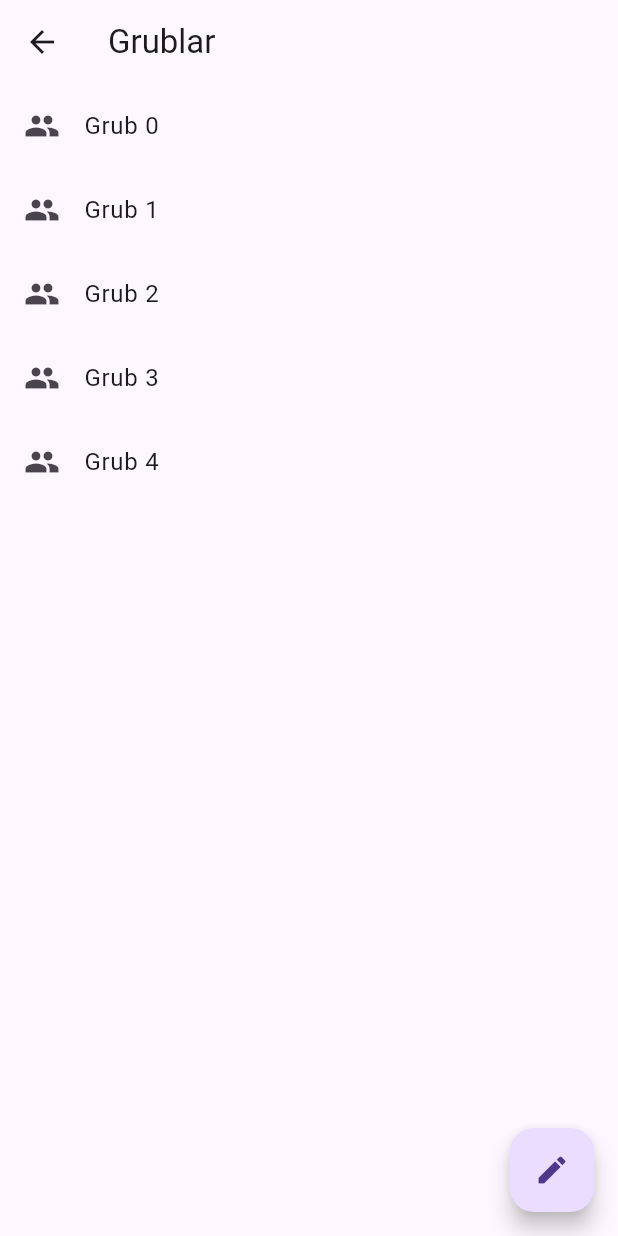
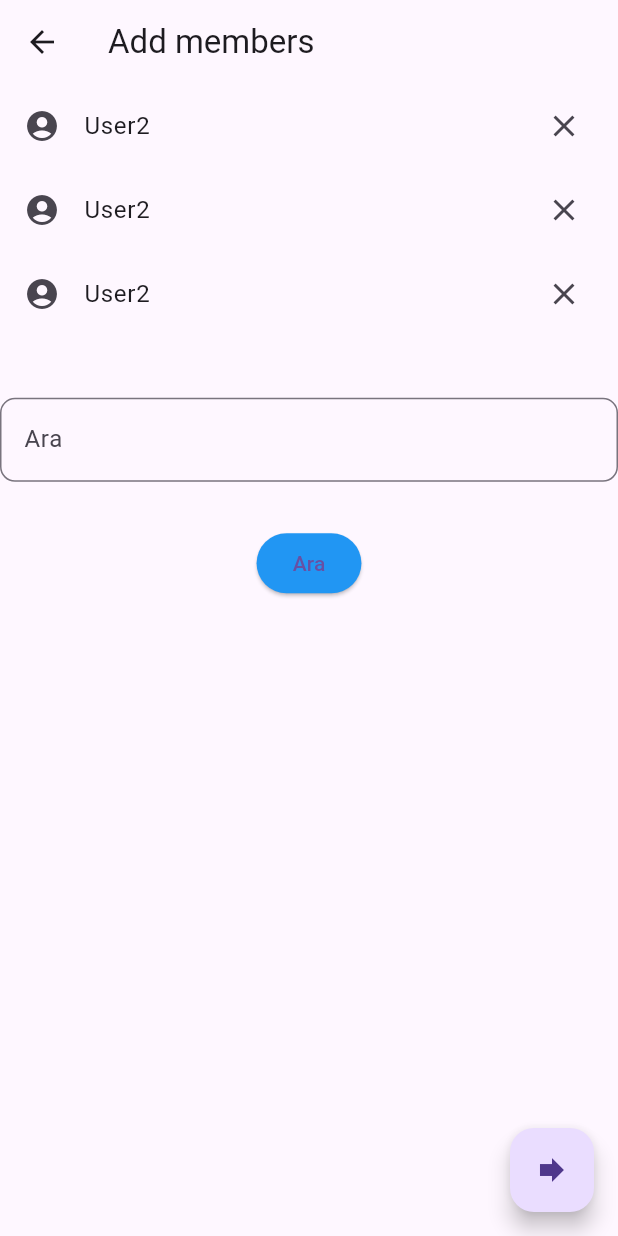
Before and after one commit to an90ass/IM, a Flutter app: the GrubSohbetAna screen opened directly, after a tap on the "create" icon, on a phone screen of 412 x 824 dp. Run offline on Flutter 3.47's test engine with Material 3 defaults, Android fonts, the light colour scheme and no system bars; our stand-ins replace cloud_firestore, firebase_auth, firebase_core; accounts and stored records are empty.

Commit message:
group detaylari ve gruplar olusturma ve uyle ekleme
grupa members ekleme ve grup detaylari tasarimi

```diff
--- a/swift_chat/lib/GrupSohbetAna.dart
+++ b/swift_chat/lib/GrupSohbetAna.dart
@@ -2,6 +2,7 @@
 
 import 'package:flutter/material.dart';
 import 'package:swift_chat/GrubSohbetOdasi2.dart';
+import 'package:swift_chat/add_members.dart';
 
 class GrubSohbetAna extends StatefulWidget {
   const GrubSohbetAna({super.key});
@@ -17,7 +18,7 @@ class _GrubSohbetAnaState extends State<GrubSohbetAna> {
 
     return Scaffold(
       appBar: AppBar(
-        title: Text("Grublar"),
+        title: Text("Gruplar"),
       ),
       body: ListView.builder(
         itemCount: 5,
@@ -33,8 +34,10 @@ class _GrubSohbetAnaState extends State<GrubSohbetAna> {
       ),
       floatingActionButton: FloatingActionButton(
         child: Icon(Icons.create),
-        onPressed: () {},
-        tooltip: "Grub Yarat",
+        onPressed: () => Navigator.of(context).push(MaterialPageRoute(builder:
+        (_) =>AddMembersInGroup()
+        ),),
+        tooltip: "Grup olustur",
       ),
     );
   }
--- /dev/null
+++ b/swift_chat/lib/add_members.dart
@@ -0,0 +1,79 @@
+// ignore_for_file: prefer_const_constructors
+
+import 'package:flutter/material.dart';
+import 'package:swift_chat/gruplar_olusturma.dart';
+
+class AddMembersInGroup extends StatelessWidget {
+  const AddMembersInGroup({super.key});
+
+  @override
+  Widget build(BuildContext context) {
+        final Size size = MediaQuery.of(context).size;
+
+    return Scaffold(
+      appBar: AppBar(
+        title: Text("Add members"),
+      ),
+      body: SingleChildScrollView(
+        child: Column(
+          mainAxisSize: MainAxisSize.min,
+          children: [
+            Flexible(child: ListView.builder(
+              itemCount: 3,
+              shrinkWrap: true,
+              physics:NeverScrollableScrollPhysics(),
+
+              itemBuilder:(context,index){
+                return ListTile(
+                  onTap: (){},
+                  leading: Icon(Icons.account_circle),
+                  title: Text("User2"),
+                  trailing: Icon(Icons.close),
+                );
+              }
+
+            ),),
+            SizedBox(
+            height:size.height/20 ,
+            ),
+              Container(
+                  height: size.height / 14,
+                  width: size.width,
+                  child: Container(
+                    height: size.height / 14,
+                    width: size.width / 1.2,
+                    child: TextField(
+                      decoration: InputDecoration(
+                        hintText: "Ara",
+                        border: OutlineInputBorder(
+                          borderRadius: BorderRadius.circular(10),
+                        ),
+                      ),
+                    ),
+                  ),
+                ),
+                SizedBox(
+                  height: size.height / 30,
+                ),
+                ElevatedButton(
+                  onPressed: (){},
+                  style: ElevatedButton.styleFrom(
+                    backgroundColor: Colors.blue,
+                  ),
+                  child: Text("Ara"),
+                ),
+          ],
+        ),
+      ),
+
+
+
+      floatingActionButton: FloatingActionButton(
+        child: Icon(Icons.forward),
+        onPressed: () =>Navigator.of(context).push(
+          MaterialPageRoute(builder: (_) =>GrouplarOlusturma())
+        ),
+      ),
+    );
+  }
+}
```
Also changed, not shown: swift_chat/lib/GrubSohbetOdasi2.dart (+30 -26 lines), swift_chat/lib/group_info.dart (added, +123 -0 lines), swift_chat/lib/gruplar_olusturma.dart (added, +51 -0 lines).
